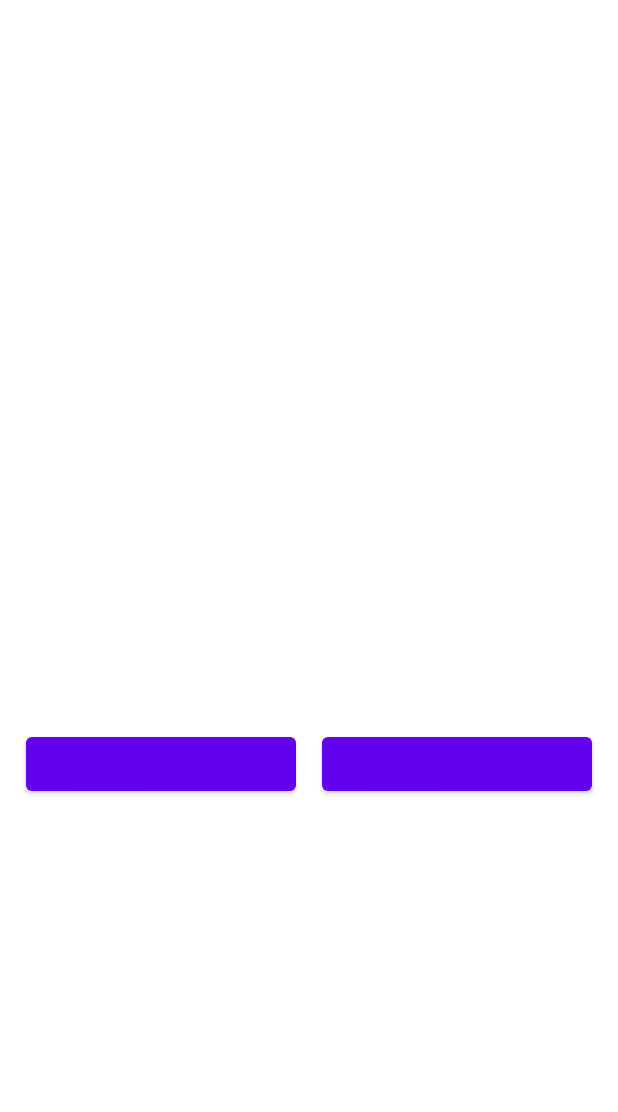
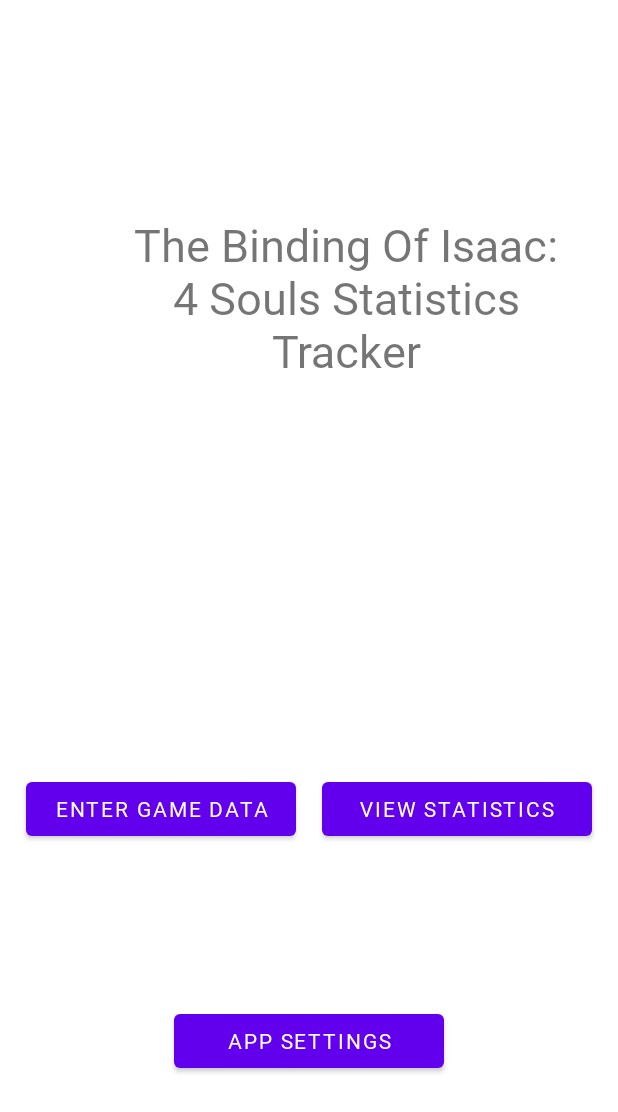
Before and after one commit to profmori/FourSoulsStats, an Android app: the screen it shows after launch (MainActivity), on a phone screen of 412 x 824 dp. Shown: the top 1112 px of the screen. Run offline under Robolectric (Android 15) with nearby library versions, the phone set to English and light mode, and no system bars.

Commit message:
Update to App
Little Update while I had some free time to add a settings button - doesn't go anywhere

Added methods to view stats and go to settings - unimplemented

Added text to data entry screen - allows number of players to be entered

Changed default font to four_souls_body so all text doesn't need to be manually changed

Need to work out how to pull colour of box from themes rather than hard coding it

Need to start commenting code for best practices

```diff
--- a/app/src/main/res/layout/activity_main.xml
+++ b/app/src/main/res/layout/activity_main.xml
@@ -4,45 +4,64 @@
     xmlns:tools="http://schemas.android.com/tools"
     android:layout_width="match_parent"
     android:layout_height="match_parent"
+    android:saveEnabled="false"
     tools:context=".MainActivity">
 
+    <TextView
+        android:id="@+id/mainTitle"
+
+        android:layout_width="300dp"
+        android:layout_height="wrap_content"
+        app:layout_constraintBottom_toBottomOf="parent"
+        app:layout_constraintEnd_toEndOf="parent"
+        app:layout_constraintHorizontal_bias="0.72"
+        app:layout_constraintStart_toStartOf="parent"
+        app:layout_constraintTop_toTopOf="parent"
+        app:layout_constraintVertical_bias="0.2"
+
+        android:text="@string/main_title"
+        android:fontFamily="@font/four_souls_title"
+        android:textSize="30sp"
+        android:textAlignment="center"/>
 
     <Button
-        android:id="@+id/game_button"
+        android:id="@+id/mainData"
+
         android:layout_width="180dp"
         android:layout_height="wrap_content"
+        app:layout_constraintBottom_toBottomOf="parent"
+        app:layout_constraintEnd_toStartOf="@id/mainStats"
+        app:layout_constraintStart_toStartOf="parent"
+        app:layout_constraintTop_toBottomOf="@+id/mainTitle"
+
         android:onClick="goto_dataEntry"
-        app:layout_constraintBottom_toBottomOf="parent"
-        app:layout_constraintEnd_toStartOf="@id/stats_button"
-        app:layout_constraintStart_toStartOf="parent"
-        app:layout_constraintTop_toBottomOf="@+id/titleText"
-        tools:text="Enter New Game"
-        android:fontFamily="@font/four_souls_body" />
+
+        android:text="@string/main_enter_data" />
 
     <Button
-        android:id="@+id/stats_button"
+        android:id="@+id/mainStats"
+
         android:layout_width="180dp"
         android:layout_height="wrap_content"
-        tools:text="View Stats"
-        android:fontFamily="@font/four_souls_body"
-        app:layout_constraintBottom_toBottomOf="@+id/game_button"
+        app:layout_constraintBottom_toBottomOf="@+id/mainData"
         app:layout_constraintEnd_toEndOf="parent"
-        app:layout_constraintStart_toEndOf="@+id/game_button" />
+        app:layout_constraintStart_toEndOf="@+id/mainData"
 
-    <TextView
-        android:id="@+id/titleText"
-        android:layout_width="300dp"
+        android:onClick="goto_statsPage"
+
+        android:text="@string/main_stats_button" />
+
+    <Button
+        android:id="@+id/mainSettings"
+        android:layout_width="180dp"
         android:layout_height="wrap_content"
-        tools:text="The Binding Of Isaac: 4 Souls Statistics Tracker"
-        android:fontFamily="@font/four_souls_title"
-        android:textSize="30sp"
-        android:textAlignment="center"
         app:layout_constraintBottom_toBottomOf="parent"
         app:layout_constraintEnd_toEndOf="parent"
-        app:layout_constraintHorizontal_bias="0.497"
         app:layout_constraintStart_toStartOf="parent"
-        app:layout_constraintTop_toTopOf="parent"
-        app:layout_constraintVertical_bias="0.196" />
+        app:layout_constraintTop_toBottomOf="@+id/mainData"
 
+        android:onClick="goto_settings"
+
+        android:text="@string/main_settings_button" />
 
 </androidx.constraintlayout.widget.ConstraintLayout>
--- a/app/src/main/res/values/strings.xml
+++ b/app/src/main/res/values/strings.xml
@@ -1,3 +1,20 @@
 <resources>
-    <string name="app_name">Four Souls Statistics</string>
+    <!-- Overall App Information -->
+    <string name="app_name" translatable="false">Four Souls Stats</string>
+
+    <!-- Main Page -->
+    <string name="main_title" translatable="false">The Binding Of Isaac: 4 Souls Statistics Tracker</string>
+    <string name="main_stats_button" translatable="false">View Statistics</string>
+    <string name="main_enter_data" translatable="false">Enter Game Data</string>
+    <string name="main_settings_button" translatable="false">App Settings</string>
+
+    <!-- Data Input Page -->
+    <string name="input_title">Input Game Data</string>
+    <string name="input_no_players">Number of Players:</string>
+
+    <!-- Statistics Page -->
+
+    <!-- Settings -->
+
+
 </resources>
--- a/app/src/main/res/values/themes.xml
+++ b/app/src/main/res/values/themes.xml
@@ -5,12 +5,17 @@
         <item name="colorPrimary">@color/purple_500</item>
         <item name="colorPrimaryVariant">@color/purple_700</item>
         <item name="colorOnPrimary">@color/white</item>
+
         <!-- Secondary brand color. -->
         <item name="colorSecondary">@color/teal_200</item>
         <item name="colorSecondaryVariant">@color/teal_700</item>
         <item name="colorOnSecondary">@color/black</item>
+
         <!-- Status bar color. -->
         <item name="android:statusBarColor" tools:targetApi="l">?attr/colorPrimaryVariant</item>
-        <!-- Customize your theme here. -->
+
+        <!-- Add Custom Font As Default -->
+        <item name="android:fontFamily">@font/four_souls_body</item>
+
     </style>
 </resources>
```
Also changed, not shown: app/src/main/java/com/example/foursoulsstatistics/MainActivity.kt (+12 -0 lines), app/src/main/res/drawable/number_rectangle.xml (added, +9 -0 lines), app/src/main/res/layout/activity_enter_data.xml (+56 -0 lines).
